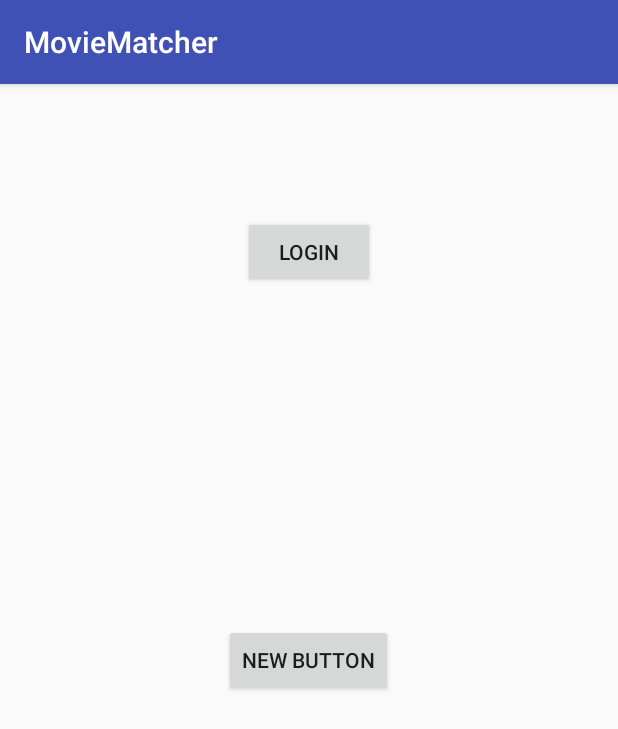
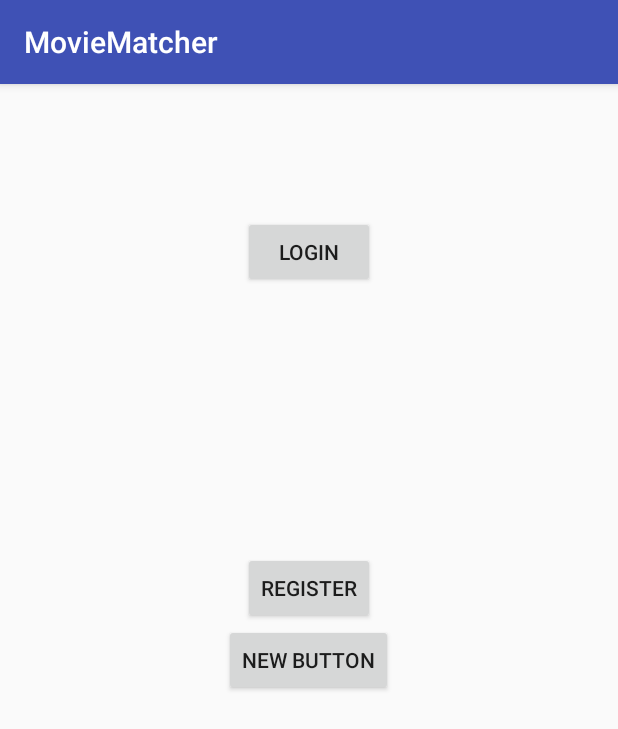
Before and after one commit to S-reinken/MovieMatcher, an Android app: the screen it shows after launch (MainActivity), on a phone screen of 412 x 824 dp. Shown: the top 729 px of the screen. Run offline under Robolectric (Android 15) with nearby library versions, the phone set to English and light mode, and no system bars.

Commit message:
added register button

```diff
--- a/app/src/main/res/layout/activity_main.xml
+++ b/app/src/main/res/layout/activity_main.xml
@@ -25,4 +25,12 @@
         android:id="@+id/button"
         android:layout_centerVertical="true"
         android:layout_centerHorizontal="true" />
+
+    <Button
+        android:layout_width="wrap_content"
+        android:layout_height="wrap_content"
+        android:text="Register"
+        android:id="@+id/registerButton"
+        android:layout_above="@+id/button"
+        android:layout_centerHorizontal="true" />
 </RelativeLayout>
```
